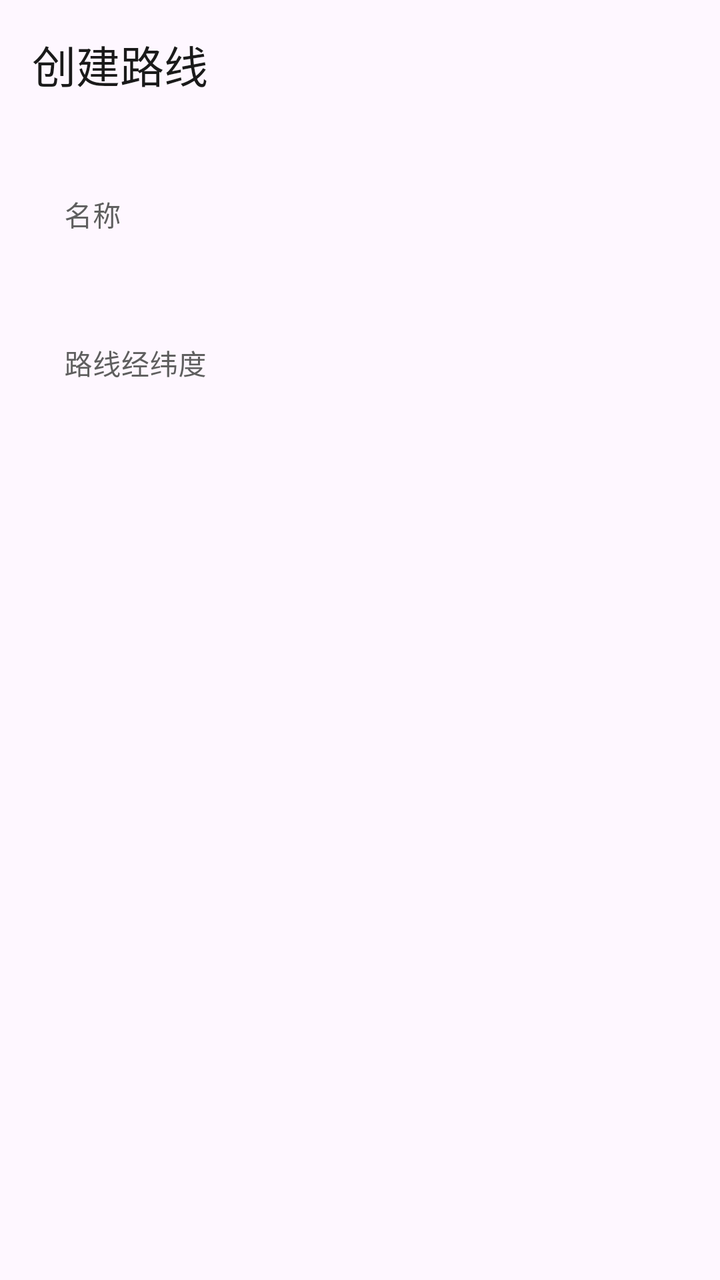
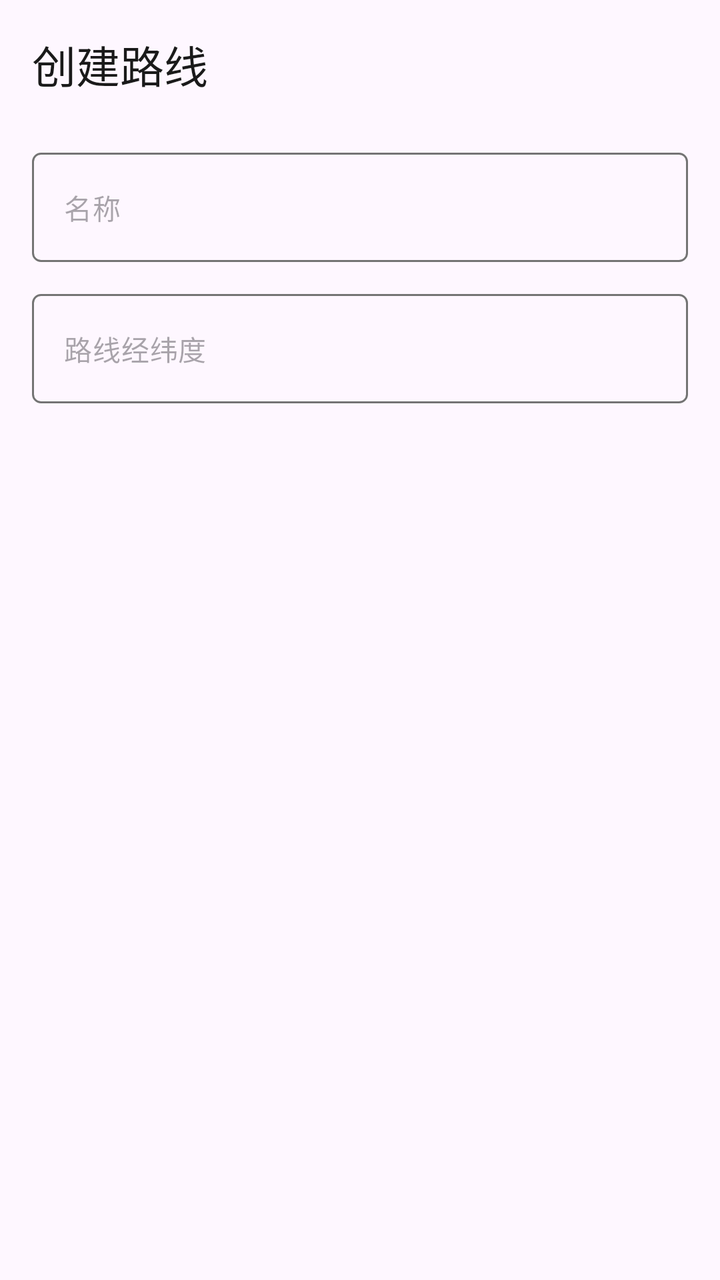

Before-and-after screenshots of an Android layout around one commit, followed by the original layout XML and the change that was made.
<!-- AndroidManifest.xml: application theme AppTheme -->
<!-- res/layout/dialog_add_route.xml -->
<?xml version="1.0" encoding="utf-8"?>
<LinearLayout
    xmlns:android="http://schemas.android.com/apk/res/android"
    xmlns:app="http://schemas.android.com/apk/res-auto"
    android:layout_width="match_parent"
    android:layout_height="wrap_content"
    android:orientation="vertical"
    android:padding="16dp">

        <TextView
            android:layout_width="match_parent"
            android:layout_height="wrap_content"
            android:text="@string/add_route"
            android:textAppearance="?attr/textAppearanceTitleLarge"
            android:textColor="?attr/colorOnSurface"
            android:paddingBottom="12dp"/>

        <com.google.android.material.textfield.TextInputLayout
            android:layout_width="match_parent"
            android:layout_height="wrap_content"
            android:layout_marginTop="16dp"
            app:boxBackgroundMode="outline"
            app:boxStrokeColor="@color/text_input_box_stroke"
            app:boxStrokeWidth="1dp"
            android:hint="@string/name">

            <com.google.android.material.textfield.TextInputEditText
                android:id="@+id/etRouteName"
                android:layout_width="match_parent"
                android:layout_height="wrap_content"
                android:imeOptions="actionNext"
                android:inputType="text"
                android:singleLine="true"
                android:textColor="?attr/colorOnSurface"
                android:textAppearance="@style/TextAppearance.Material3.BodyMedium"
                android:background="@android:color/transparent">

                
            </com.google.android.material.textfield.TextInputEditText>
        </com.google.android.material.textfield.TextInputLayout>

        <com.google.android.material.textfield.TextInputLayout
            android:layout_width="match_parent"
            android:layout_height="wrap_content"
            android:layout_marginTop="16dp"
            app:boxBackgroundMode="outline"
            app:boxStrokeColor="@color/text_input_box_stroke"
            app:boxStrokeWidth="1dp"
            android:hint="@string/route_set">

            <com.google.android.material.textfield.TextInputEditText
                android:id="@+id/etRouteSet"
                android:layout_width="match_parent"
                android:layout_height="wrap_content"
                android:imeOptions="actionNext"
                android:inputType="text"
                android:singleLine="true"
                android:textColor="?attr/colorOnSurface"
                android:textAppearance="@style/TextAppearance.Material3.BodyMedium"
                android:background="@android:color/transparent">
            </com.google.android.material.textfield.TextInputEditText>
        </com.google.android.material.textfield.TextInputLayout>

</LinearLayout>
<!-- resources referenced by this layout -->
<resources>
  <string name="add_route">创建路线</string>
  <string name="name">名称</string>
  <string name="route_set">路线经纬度</string>
  <style name="AppTheme" parent="Theme.Material3.Light.NoActionBar">
          
          <item name="colorPrimary">#5F5F5F</item>
          <item name="colorOnPrimary">#FFFFFF</item>
          <item name="colorPrimaryContainer">#E0E0E0</item>
          <item name="colorOnPrimaryContainer">#1E1E1E</item>
          <item name="colorSecondary">#494949</item>
          <item name="colorOnSecondary">#FFFFFF</item>
          <item name="colorSecondaryContainer">#E7E7E7</item>
          <item name="colorOnSecondaryContainer">#2A2A2A</item>
          <item name="colorSurface">#FFFFFF</item>
          <item name="colorOnSurface">#1A1A1A</item>
          <item name="colorSurfaceVariant">#F0F0F0</item>
          <item name="colorOnSurfaceVariant">#5F5F5F</item>
          <item name="colorOutline">#747474</item>
  
          
          <item name="android:statusBarColor">@android:color/transparent</item>
          <item name="android:windowDrawsSystemBarBackgrounds">true</item>
          <item name="android:windowTranslucentStatus">true</item>
          <item name="windowActionModeOverlay">true</item>
          <item name="windowActionBar">false</item>
          <item name="windowNoTitle">true</item>
  
          
          <item name="searchViewStyle">@style/Portal.SearchViewStyle</item>
          <item name="sliderStyle">@style/Portal.SliderTheme</item>
          <item name="android:popupMenuStyle">@style/PortalPopupMenuStyle</item>
      </style>
  <style name="Portal.SearchViewStyle" parent="Widget.AppCompat.SearchView" />
  <style name="Portal.SliderTheme" parent="Widget.Material3.Slider" />
  <style name="PortalPopupMenuStyle" parent="Widget.Material3.PopupMenu">
          <item name="android:popupAnimationStyle">@style/PortalPopupAnimation</item>
      </style>
  <style name="PortalPopupAnimation">
          <item name="android:windowEnterAnimation">@anim/popup_in_top_end</item>
          <item name="android:windowExitAnimation">@anim/popup_out_top_end</item>
      </style>
</resources>

<!-- the commit's change to res/layout/dialog_add_route.xml (unified diff, before → after) -->
@@ -19,10 +19,9 @@
             android:layout_width="match_parent"
             android:layout_height="wrap_content"
             android:layout_marginTop="16dp"
-            app:boxBackgroundMode="outline"
-            app:boxStrokeColor="@color/text_input_box_stroke"
-            app:boxStrokeWidth="1dp"
-            android:hint="@string/name">
+            app:boxBackgroundMode="none"
+            app:hintEnabled="false"
+            >
 
             <com.google.android.material.textfield.TextInputEditText
                 android:id="@+id/etRouteName"
@@ -33,7 +32,8 @@
                 android:singleLine="true"
                 android:textColor="?attr/colorOnSurface"
                 android:textAppearance="@style/TextAppearance.Material3.BodyMedium"
-                android:background="@android:color/transparent">
+                android:hint="@string/name"
+                android:background="@drawable/edit_text_box">
 
                 
             </com.google.android.material.textfield.TextInputEditText>
@@ -43,10 +43,9 @@
             android:layout_width="match_parent"
             android:layout_height="wrap_content"
             android:layout_marginTop="16dp"
-            app:boxBackgroundMode="outline"
-            app:boxStrokeColor="@color/text_input_box_stroke"
-            app:boxStrokeWidth="1dp"
-            android:hint="@string/route_set">
+            app:boxBackgroundMode="none"
+            app:hintEnabled="false"
+            >
 
             <com.google.android.material.textfield.TextInputEditText
                 android:id="@+id/etRouteSet"
@@ -57,7 +56,8 @@
                 android:singleLine="true"
                 android:textColor="?attr/colorOnSurface"
                 android:textAppearance="@style/TextAppearance.Material3.BodyMedium"
-                android:background="@android:color/transparent">
+                android:hint="@string/route_set"
+                android:background="@drawable/edit_text_box">
             </com.google.android.material.textfield.TextInputEditText>
         </com.google.android.material.textfield.TextInputLayout>
 
<!-- resource entries referenced after the edit -->
@@ -1,5 +1,23 @@
 <!-- resources referenced by this layout -->
 <resources>
+  <!-- drawable edit_text_box (drawable) -->
+  <?xml version="1.0" encoding="utf-8"?>
+  <selector xmlns:android="http://schemas.android.com/apk/res/android">
+      <item android:state_focused="true">
+          <shape android:shape="rectangle">
+              <solid android:color="@android:color/transparent" />
+              <stroke android:width="2dp" android:color="?attr/colorPrimary" />
+              <corners android:radius="4dp" />
+          </shape>
+      </item>
+      <item>
+          <shape android:shape="rectangle">
+              <solid android:color="@android:color/transparent" />
+              <stroke android:width="1dp" android:color="?attr/colorOutline" />
+              <corners android:radius="4dp" />
+          </shape>
+      </item>
+  </selector>
   <string name="add_route">创建路线</string>
   <string name="name">名称</string>
   <string name="route_set">路线经纬度</string>
